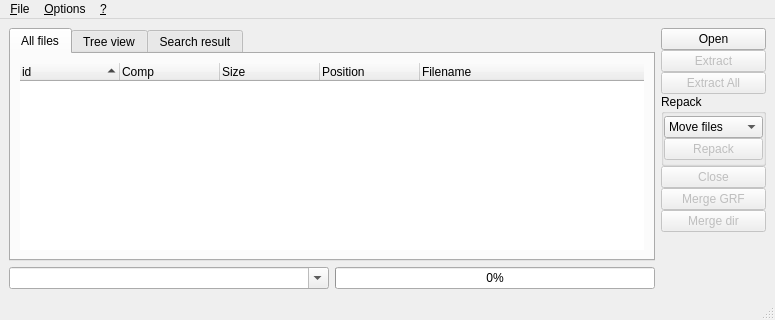
Old version of the form grfbuilder/MainWindow.ui in the repository MagicalTux/grf.
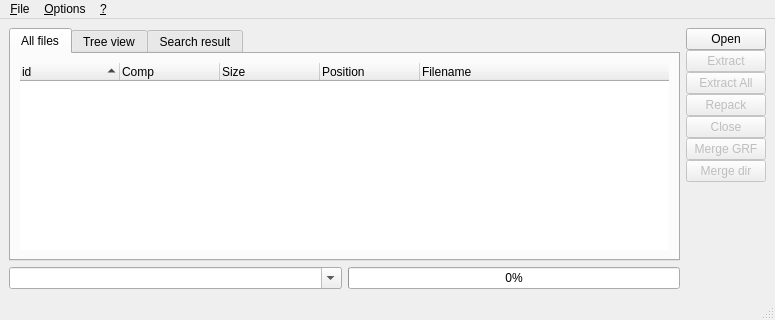
New version of the form.

What changed in the file:
```diff
--- a/grfbuilder/MainWindow.ui
+++ b/grfbuilder/MainWindow.ui
@@ -304,63 +304,13 @@
        </widget>
       </item>
       <item>
-       <widget class="QGroupBox" name="groupBox" >
-        <property name="minimumSize" >
-         <size>
-          <width>0</width>
-          <height>72</height>
-         </size>
+       <widget class="QPushButton" name="btn_repack" >
+        <property name="enabled" >
+         <bool>false</bool>
         </property>
-        <property name="title" >
+        <property name="text" >
          <string>Repack</string>
         </property>
-        <layout class="QGridLayout" >
-         <property name="margin" >
-          <number>0</number>
-         </property>
-         <property name="spacing" >
-          <number>0</number>
-         </property>
-         <item row="0" column="0" >
-          <layout class="QVBoxLayout" >
-           <property name="margin" >
-            <number>0</number>
-           </property>
-           <property name="spacing" >
-            <number>0</number>
-           </property>
-           <item>
-            <widget class="QComboBox" name="combo_repack_2" >
-             <item>
-              <property name="text" >
-               <string>Move files</string>
-              </property>
-             </item>
-             <item>
-              <property name="text" >
-               <string>Decrypt</string>
-              </property>
-             </item>
-             <item>
-              <property name="text" >
-               <string>Recompress</string>
-              </property>
-             </item>
-            </widget>
-           </item>
-           <item>
-            <widget class="QPushButton" name="btn_repack" >
-             <property name="enabled" >
-              <bool>false</bool>
-             </property>
-             <property name="text" >
-              <string>Repack</string>
-             </property>
-            </widget>
-           </item>
-          </layout>
-         </item>
-        </layout>
        </widget>
       </item>
       <item>
```
Left out of the diff: 63 changed lines with no effect on the pictures.
